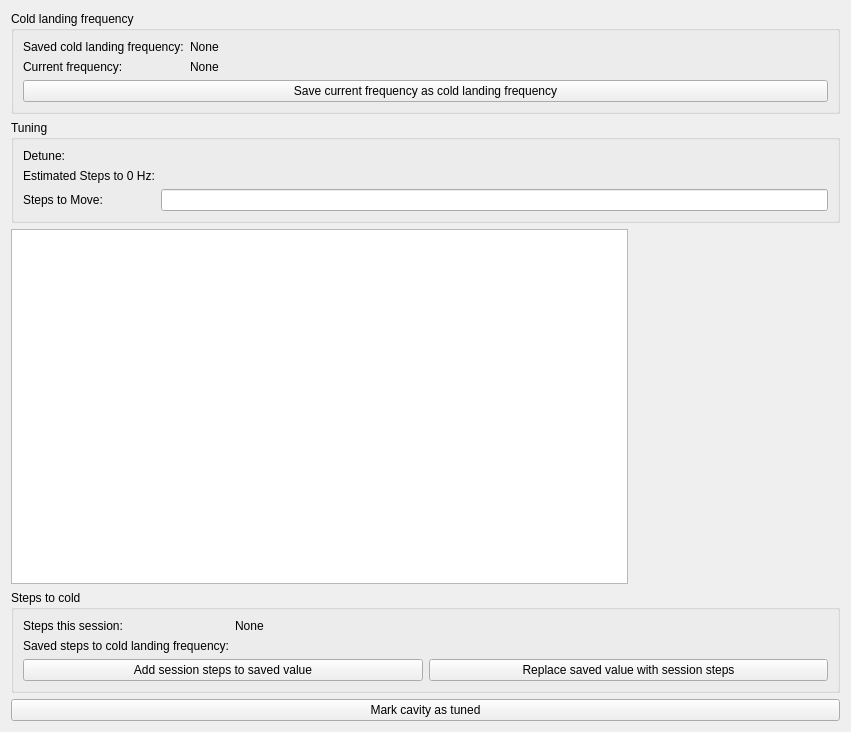
Before: the Qt Designer form cavity_commissioning/gui/tuning.ui in slaclab/rf_commissioning, drawn with Qt 5.
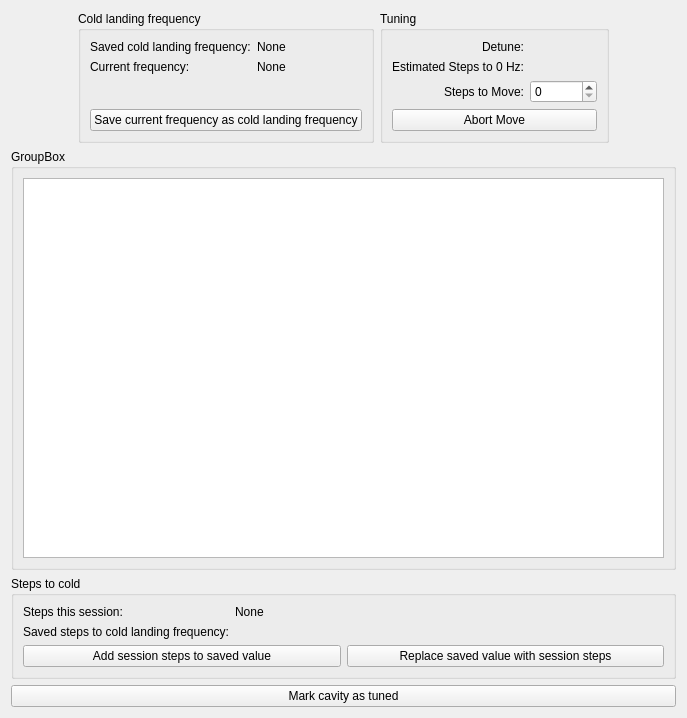
After: the same form once the commit is applied. Custom widgets are drawn as their Qt base class.

Commit message: threading stepper move command

What changed in the file:
```diff
--- a/cavity_commissioning/gui/tuning.ui
+++ b/cavity_commissioning/gui/tuning.ui
@@ -6,22 +6,28 @@
    <rect>
     <x>0</x>
     <y>0</y>
-    <width>851</width>
-    <height>732</height>
+    <width>687</width>
+    <height>718</height>
    </rect>
   </property>
   <property name="windowTitle">
    <string>Form</string>
   </property>
   <layout class="QGridLayout" name="gridLayout">
-   <item row="4" column="0" colspan="4">
-    <widget class="QPushButton" name="button_mark_tuned">
-     <property name="text">
-      <string>Mark cavity as tuned</string>
+   <item row="1" column="0">
+    <spacer name="horizontalSpacer">
+     <property name="orientation">
+      <enum>Qt::Horizontal</enum>
      </property>
-    </widget>
+     <property name="sizeHint" stdset="0">
+      <size>
+       <width>40</width>
+       <height>20</height>
+      </size>
+     </property>
+    </spacer>
    </item>
-   <item row="0" column="0" colspan="4">
+   <item row="1" column="1" colspan="2">
     <widget class="QGroupBox" name="groupBox_2">
      <property name="title">
       <string>Cold landing frequency</string>
@@ -69,10 +75,102 @@
      </layout>
     </widget>
    </item>
-   <item row="2" column="3">
-    <layout class="QFormLayout" name="plot_layout"/>
+   <item row="1" column="6">
+    <spacer name="horizontalSpacer_2">
+     <property name="orientation">
+      <enum>Qt::Horizontal</enum>
+     </property>
+     <property name="sizeHint" stdset="0">
+      <size>
+       <width>40</width>
+       <height>20</height>
+      </size>
+     </property>
+    </spacer>
    </item>
-   <item row="2" column="0" colspan="3">
+   <item row="1" column="3" colspan="3">
+    <widget class="QGroupBox" name="groupBox">
+     <property name="sizePolicy">
+      <sizepolicy hsizetype="Preferred" vsizetype="Maximum">
+       <horstretch>0</horstretch>
+       <verstretch>0</verstretch>
+      </sizepolicy>
+     </property>
+     <property name="title">
+      <string>Tuning</string>
+     </property>
+     <layout class="QGridLayout" name="gridLayout_4">
+      <item row="2" column="0">
+       <widget class="QLabel" name="label_4">
+        <property name="text">
+         <string>Steps to Move:</string>
+        </property>
+        <property name="alignment">
+         <set>Qt::AlignRight|Qt::AlignTrailing|Qt::AlignVCenter</set>
+        </property>
+       </widget>
+      </item>
+      <item row="3" column="0" colspan="2">
+       <widget class="QPushButton" name="step_abort_button">
+        <property name="text">
+         <string>Abort Move</string>
+        </property>
+       </widget>
+      </item>
+      <item row="2" column="1">
+       <widget class="QSpinBox" name="step_des_spinBox">
+        <property name="maximum">
+         <number>10000000</number>
+        </property>
+       </widget>
+      </item>
+      <item row="1" column="1">
+       <widget class="QLabel" name="estimated_steps_label">
+        <property name="text">
+         <string/>
+        </property>
+       </widget>
+      </item>
+      <item row="1" column="0">
+       <widget class="QLabel" name="label_2">
+        <property name="text">
+         <string>Estimated Steps to 0 Hz:</string>
+        </property>
+        <property name="alignment">
+         <set>Qt::AlignRight|Qt::AlignTrailing|Qt::AlignVCenter</set>
+        </property>
+       </widget>
+      </item>
+      <item row="0" column="1">
+       <widget class="PyDMLabel" name="detune_label">
+        <property name="toolTip">
+         <string/>
+        </property>
+        <property name="alarmSensitiveContent" stdset="0">
+         <bool>true</bool>
+        </property>
+       </widget>
+      </item>
+      <item row="0" column="0">
+       <widget class="QLabel" name="label">
+        <property name="text">
+         <string>Detune:</string>
+        </property>
+        <property name="alignment">
+         <set>Qt::AlignRight|Qt::AlignTrailing|Qt::AlignVCenter</set>
+        </property>
+       </widget>
+      </item>
+     </layout>
+    </widget>
+   </item>
+   <item row="2" column="0" colspan="7">
+    <widget class="QGroupBox" name="groupBox_4">
+     <property name="title">
+      <string>GroupBox</string>
+     </property>
+     <layout class="QHBoxLayout" name="horizontalLayout">
+      <item>
     <widget class="PyDMTimePlot" name="tuning_plot">
      <property name="toolTip">
       <string/>
@@ -110,57 +208,13 @@
      </property>
     </widget>
    </item>
-   <item row="1" column="0" colspan="4">
-    <widget class="QGroupBox" name="groupBox">
-     <property name="title">
-      <string>Tuning</string>
-     </property>
-     <layout class="QFormLayout" name="formLayout_2">
-      <item row="0" column="0">
-       <widget class="QLabel" name="label">
-        <property name="text">
-         <string>Detune:</string>
-        </property>
-       </widget>
-      </item>
-      <item row="0" column="1">
-       <widget class="PyDMLabel" name="detune_label">
-        <property name="toolTip">
-         <string/>
-        </property>
-        <property name="alarmSensitiveContent" stdset="0">
-         <bool>true</bool>
-        </property>
-       </widget>
-      </item>
-      <item row="1" column="0">
-       <widget class="QLabel" name="label_2">
-        <property name="text">
-         <string>Estimated Steps to 0 Hz:</string>
-        </property>
-       </widget>
-      </item>
-      <item row="1" column="1">
-       <widget class="QLabel" name="estimated_steps_label">
-        <property name="text">
-         <string/>
-        </property>
-       </widget>
-      </item>
-      <item row="2" column="0">
-       <widget class="QLabel" name="label_4">
-        <property name="text">
-         <string>Steps to Move:</string>
-        </property>
-       </widget>
-      </item>
-      <item row="2" column="1">
-       <widget class="QLineEdit" name="step_des_line_edit"/>
+      <item>
+       <layout class="QFormLayout" name="plot_layout"/>
       </item>
      </layout>
     </widget>
    </item>
-   <item row="3" column="0" colspan="4">
+   <item row="4" column="0" colspan="7">
     <widget class="QGroupBox" name="groupBox_3">
      <property name="title">
       <string>Steps to cold</string>
@@ -215,6 +269,13 @@
      </layout>
     </widget>
    </item>
+   <item row="5" column="0" colspan="7">
+    <widget class="QPushButton" name="button_mark_tuned">
+     <property name="text">
+      <string>Mark cavity as tuned</string>
+     </property>
+    </widget>
+   </item>
   </layout>
  </widget>
  <customwidgets>
```
Lines whose indentation alone changed are shown as unchanged. The commit also changes 2 other files.
